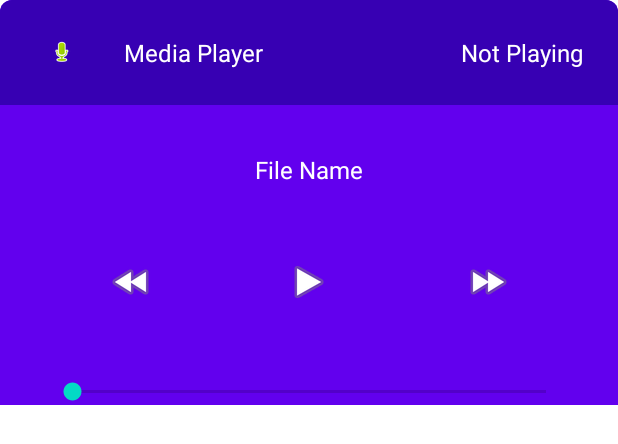
After one commit to ITAppCPMProject/SpeechToText, an Android app: the layout player_sheet22.xml on its own in the app's theme, with its tools: preview values and no code run, on a phone screen of 412 x 824 dp. The commit adds this screen. Shown: the top 444 px of the screen. Run offline under Robolectric (Android 15) with nearby library versions, the phone set to English and light mode, and no system bars.

Commit message:
4,5/7
one with error

```diff
--- /dev/null
+++ b/app/src/main/res/layout/list_item.xml
@@ -0,0 +1,6 @@
+<?xml version="1.0" encoding="utf-8"?>
+<androidx.constraintlayout.widget.ConstraintLayout
+    xmlns:android="http://schemas.android.com/apk/res/android" android:layout_width="match_parent"
+    android:layout_height="match_parent">
+
+</androidx.constraintlayout.widget.ConstraintLayout>
--- /dev/null
+++ b/app/src/main/res/layout/player_sheet22.xml
@@ -0,0 +1,123 @@
+<?xml version="1.0" encoding="utf-8"?>
+<androidx.constraintlayout.widget.ConstraintLayout
+    xmlns:android="http://schemas.android.com/apk/res/android"
+    xmlns:app="http://schemas.android.com/apk/res-auto"
+    xmlns:tools="http://schemas.android.com/tools"
+    android:layout_width="match_parent"
+    android:layout_height="wrap_content"
+    android:layout_gravity="top"
+    android:orientation="horizontal"
+    app:layout_behavior="com.google.android.material.bottomsheet.BottomSheetBehavior"
+    app:behavior_hideable="true"
+    app:behavior_peekHeight="70dp"
+    android:background="@drawable/player_bg"
+    android:id="@+id/player_sheet"
+    >
+
+    <LinearLayout
+        android:id="@+id/linearLayout"
+        android:layout_width="match_parent"
+        android:layout_height="wrap_content"
+        android:background="@drawable/media_header_bg"
+        android:gravity="center"
+
+        android:orientation="horizontal">
+
+        <ImageView
+            android:id="@+id/imageView"
+            android:layout_width="match_parent"
+            android:layout_height="wrap_content"
+            android:layout_weight="4"
+            android:paddingTop="24dp"
+            android:paddingBottom="24dp"
+            app:srcCompat="@android:drawable/presence_audio_online" />
+
+        <TextView
+            android:id="@+id/player_header_name"
+            android:layout_width="match_parent"
+            android:layout_height="wrap_content"
+            android:layout_weight="3"
+            android:paddingTop="24dp"
+            android:paddingBottom="24dp"
+            android:text="Media Player"
+            android:textColor="@color/white"
+            android:textSize="16sp" />
+
+        <TextView
+            android:id="@+id/player_header_title"
+            android:layout_width="match_parent"
+            android:layout_height="wrap_content"
+            android:layout_weight="3"
+            android:gravity="end"
+            android:paddingTop="24dp"
+            android:paddingEnd="24dp"
+            android:paddingRight="24dp"
+            android:paddingBottom="24dp"
+            android:text="Not Playing"
+            android:textAlignment="textEnd"
+            android:textColor="@color/white"
+            android:textSize="16sp" />
+    </LinearLayout>
+
+    <TextView
+        android:id="@+id/textView3"
+        android:layout_width="wrap_content"
+        android:layout_height="wrap_content"
+        android:layout_marginStart="32dp"
+        android:layout_marginTop="32dp"
+        android:layout_marginEnd="32dp"
+        android:text="File Name"
+        android:textAlignment="center"
+        android:textColor="@color/white"
+        android:textSize="16sp"
+        app:layout_constraintEnd_toEndOf="parent"
+        app:layout_constraintStart_toStartOf="parent"
+        app:layout_constraintTop_toBottomOf="@+id/linearLayout"
+        android:gravity="center_horizontal" />
+
+    <ImageButton
+        android:id="@+id/player_play_btn"
+        android:background="@color/colorPrimary"
+        android:layout_width="wrap_content"
+        android:layout_height="wrap_content"
+        android:layout_marginTop="32dp"
+        app:layout_constraintEnd_toEndOf="parent"
+        app:layout_constraintStart_toStartOf="parent"
+        android:padding="16dp"
+        app:layout_constraintTop_toBottomOf="@+id/textView3"
+        app:srcCompat="@android:drawable/ic_media_play" />
+
+    <ImageButton
+        android:id="@+id/imageView3"
+        android:background="@color/colorPrimary"
+        android:layout_width="wrap_content"
+        android:layout_height="wrap_content"
+        android:padding="16dp"
+        app:layout_constraintBottom_toBottomOf="@+id/player_play_btn"
+        app:layout_constraintEnd_toStartOf="@+id/player_play_btn"
+        app:layout_constraintStart_toStartOf="parent"
+
+        app:layout_constraintTop_toTopOf="@+id/player_play_btn"
+        app:srcCompat="@android:drawable/ic_media_rew" />
+
+    <ImageButton
+        android:id="@+id/imageView4"
+        android:background="@color/colorPrimary"
+        android:layout_width="wrap_content"
+        android:layout_height="wrap_content"
+        android:padding="16dp"
+        app:layout_constraintBottom_toBottomOf="@+id/player_play_btn"
+        app:layout_constraintEnd_toEndOf="parent"
+        app:layout_constraintStart_toEndOf="@+id/player_play_btn"
+        app:layout_constraintTop_toTopOf="@+id/player_play_btn"
+        app:srcCompat="@android:drawable/ic_media_ff" />
+
+    <SeekBar
+        android:layout_width="0dp"
+        android:layout_margin="32dp"
+        android:layout_height="wrap_content"
+        android:layout_marginBottom="32dp"
+        app:layout_constraintTop_toBottomOf="@+id/player_play_btn"
+        app:layout_constraintEnd_toEndOf="parent"
+        app:layout_constraintStart_toStartOf="parent"></SeekBar>
+</androidx.constraintlayout.widget.ConstraintLayout>
```
Also changed, not shown: app/src/main/java/com/example/itapp/AudioListAdapter.java (added, +43 -0 lines), app/src/main/java/com/example/itapp/AudioListFragment.java (+12 -0 lines), app/src/main/res/layout/single_list_item.xml (added, +45 -0 lines).
